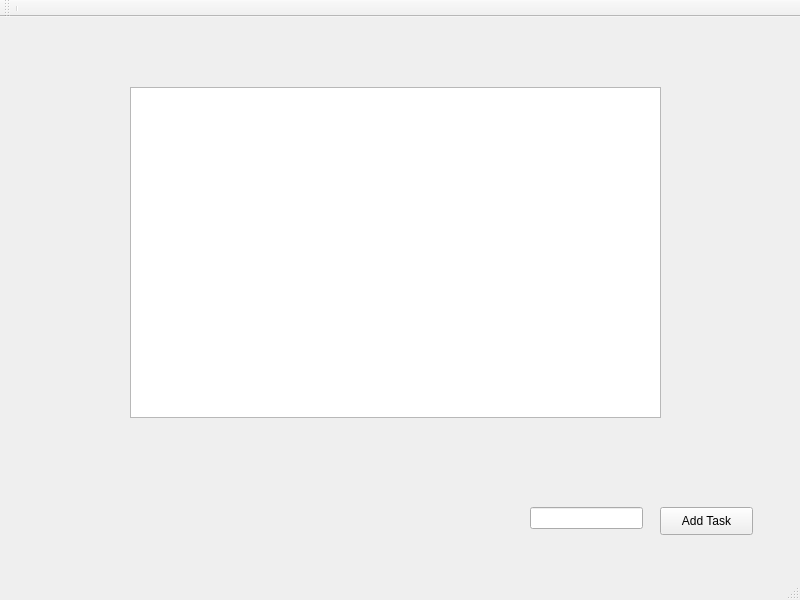
Before: the Qt Designer form ToDo_List.ui in GarrettC013/BitLords-Inc, drawn with Qt 5.
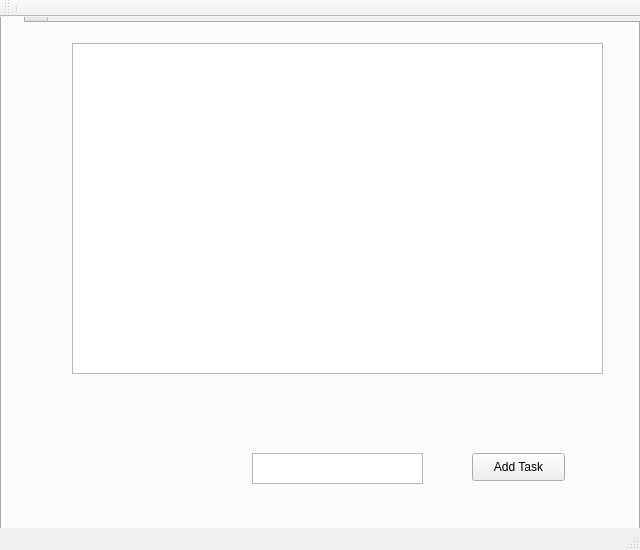
After: the same form once the commit is applied.

Diff of the .ui file:
```diff
--- a/ToDo_List.ui
+++ b/ToDo_List.ui
@@ -6,46 +6,99 @@
    <rect>
     <x>0</x>
     <y>0</y>
-    <width>800</width>
-    <height>600</height>
+    <width>640</width>
+    <height>550</height>
    </rect>
   </property>
+  <property name="minimumSize">
+   <size>
+    <width>640</width>
+    <height>550</height>
+   </size>
+  </property>
+  <property name="maximumSize">
+   <size>
+    <width>640</width>
+    <height>550</height>
+   </size>
+  </property>
   <property name="windowTitle">
    <string>MainWindow</string>
   </property>
   <widget class="QWidget" name="centralwidget">
-   <widget class="QPushButton" name="add_pushButton">
+   <widget class="QTabWidget" name="tabWidget">
     <property name="geometry">
      <rect>
-      <x>660</x>
-      <y>490</y>
-      <width>93</width>
-      <height>28</height>
+      <x>0</x>
+      <y>-20</y>
+      <width>640</width>
+      <height>550</height>
      </rect>
     </property>
-    <property name="text">
-     <string>Add Task</string>
+    <property name="minimumSize">
+     <size>
+      <width>640</width>
+      <height>550</height>
+     </size>
     </property>
-   </widget>
-   <widget class="QListWidget" name="myTasks_listWidget">
-    <property name="geometry">
-     <rect>
-      <x>130</x>
-      <y>70</y>
-      <width>531</width>
-      <height>331</height>
-     </rect>
+    <property name="maximumSize">
+     <size>
+      <width>640</width>
+      <height>550</height>
+     </size>
     </property>
-   </widget>
-   <widget class="QLineEdit" name="newTask_lineEdit">
-    <property name="geometry">
-     <rect>
-      <x>530</x>
-      <y>490</y>
-      <width>113</width>
-      <height>22</height>
-     </rect>
+    <property name="tabletTracking">
+     <bool>false</bool>
     </property>
+    <property name="autoFillBackground">
+     <bool>true</bool>
+    </property>
+    <property name="currentIndex">
+     <number>0</number>
+    </property>
+    <widget class="QWidget" name="tabWidgetPage1">
+     <attribute name="title">
+      <string/>
+     </attribute>
+     <widget class="QListWidget" name="myTasks_listWidget">
+      <property name="geometry">
+       <rect>
+        <x>70</x>
+        <y>20</y>
+        <width>531</width>
+        <height>331</height>
+       </rect>
+      </property>
+     </widget>
+     <widget class="QTextEdit" name="newTask_textEdit">
+      <property name="geometry">
+       <rect>
+        <x>250</x>
+        <y>430</y>
+        <width>171</width>
+        <height>31</height>
+       </rect>
+      </property>
+     </widget>
+     <widget class="QPushButton" name="add_pushButton">
+      <property name="geometry">
+       <rect>
+        <x>470</x>
+        <y>430</y>
+        <width>93</width>
+        <height>28</height>
+       </rect>
+      </property>
+      <property name="text">
+       <string>Add Task</string>
+      </property>
+     </widget>
+    </widget>
+    <widget class="QWidget" name="tabWidgetPage2">
+     <attribute name="title">
+      <string/>
+     </attribute>
+    </widget>
    </widget>
   </widget>
   <widget class="QStatusBar" name="statusbar"/>
```
